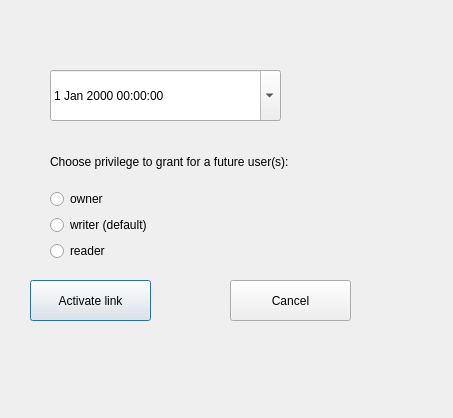
First picture: the form in GUI/SymposiumGui/activetimerlink.ui, repository RickZack/Symposium, before the edit.
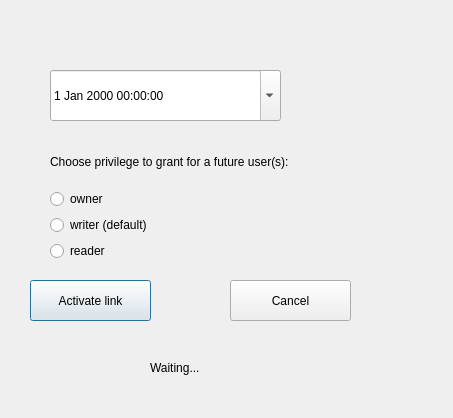
Second picture: the form after the edit.

Patch:
```diff
--- a/GUI/SymposiumGui/activetimerlink.ui
+++ b/GUI/SymposiumGui/activetimerlink.ui
@@ -92,6 +92,32 @@
     </item>
    </layout>
   </widget>
+  <widget class="QLabel" name="gif">
+   <property name="geometry">
+    <rect>
+     <x>70</x>
+     <y>350</y>
+     <width>55</width>
+     <height>51</height>
+    </rect>
+   </property>
+   <property name="text">
+    <string/>
+   </property>
+  </widget>
+  <widget class="QLabel" name="waiting">
+   <property name="geometry">
+    <rect>
+     <x>150</x>
+     <y>360</y>
+     <width>151</width>
+     <height>16</height>
+    </rect>
+   </property>
+   <property name="text">
+    <string>Waiting...</string>
+   </property>
+  </widget>
  </widget>
  <resources/>
  <connections/>
```
